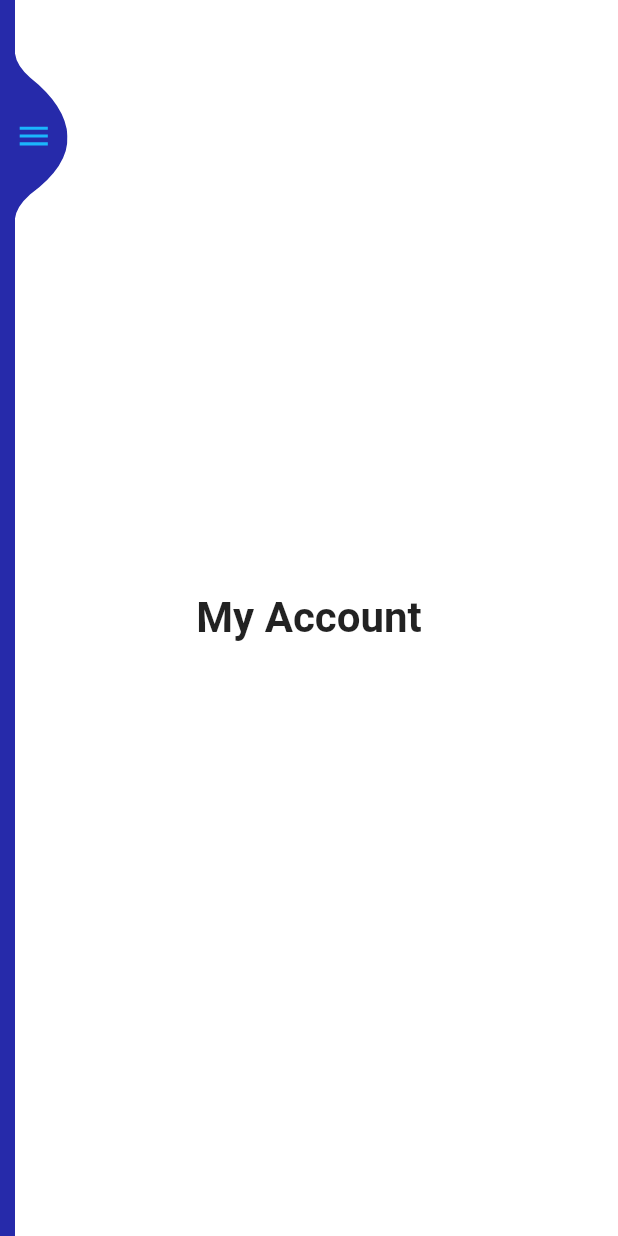
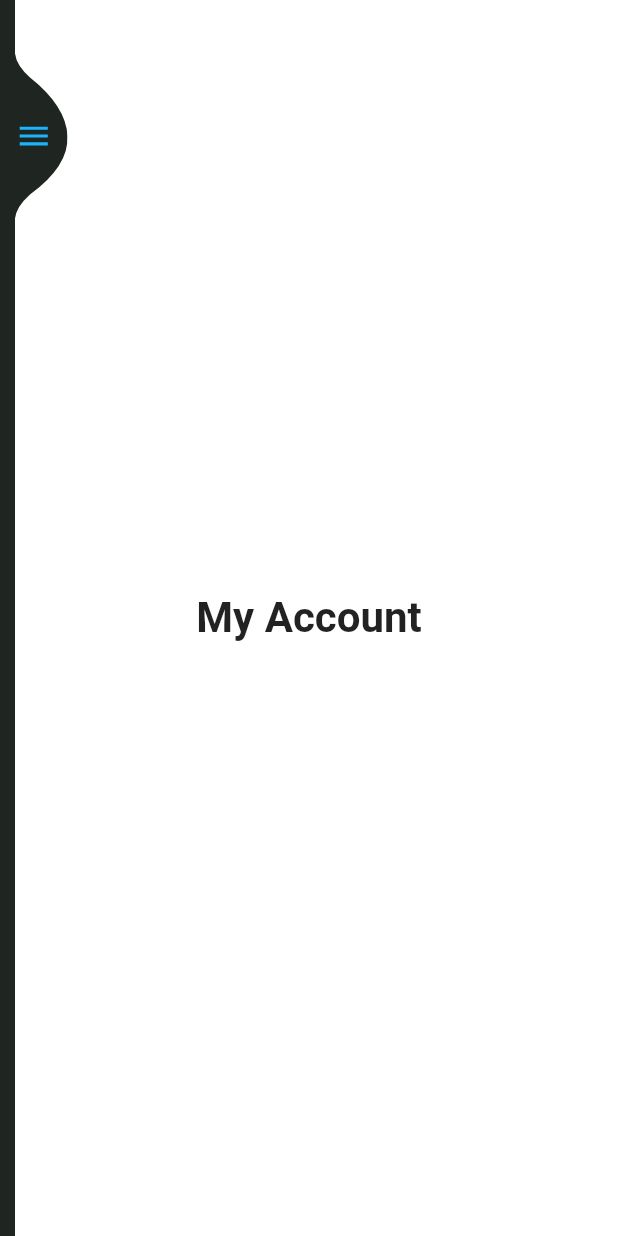
Before and after one commit to feridungungor/draweranim, a Flutter app: the screen it shows after launch, on a phone screen of 412 x 824 dp. Run offline on Flutter 3.47's test engine with Material 2 defaults, Android fonts, the phone set to English and light mode, and no system bars; our stand-ins replace bloc, flutter_bloc, rxdart.

Commit message:
15.04.2020

```diff
--- a/lib/sidebar/sidebar.dart
+++ b/lib/sidebar/sidebar.dart
@@ -3,6 +3,7 @@ import 'package:flutter/cupertino.dart';
 import 'package:flutter/material.dart';
 import 'package:flutter_bloc/flutter_bloc.dart';
 import 'package:flutter_slider_anim_nav/bloc/navigation_bloc/navigation_bloc.dart';
+import 'package:flutter_slider_anim_nav/string/colors.dart';
 import 'package:rxdart/rxdart.dart';
 
 import 'menu_item.dart';
@@ -70,7 +71,7 @@ class _SideBarState extends State<SideBar>
               Expanded(
                 child: Container(
                   padding: const EdgeInsets.symmetric(horizontal: 20),
-                  color: const Color(0xFF262AAA),
+                  color: MyColors().drawerColor,
                   child: Column(
                     children: <Widget>[
                       SizedBox(
@@ -167,7 +168,7 @@ class _SideBarState extends State<SideBar>
                     child: Container(
                       width: 35,
                       height: 110,
-                      color: Color(0xFF262AAA),
+                      color: MyColors().drawerColor,
                       alignment: Alignment.centerLeft,
                       child: AnimatedIcon(
                         progress: _animationController.view,
--- a/lib/string/colors.dart
+++ b/lib/string/colors.dart
@@ -0,0 +1,5 @@
+import 'package:flutter/cupertino.dart';
+
+class MyColors{
+  final Color drawerColor = Color(0Xff1f2621);
+}
```
